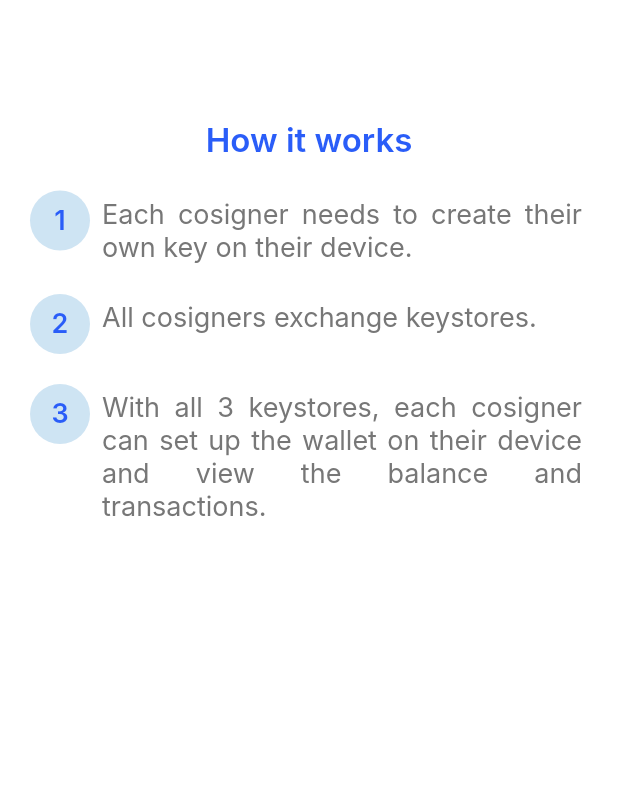
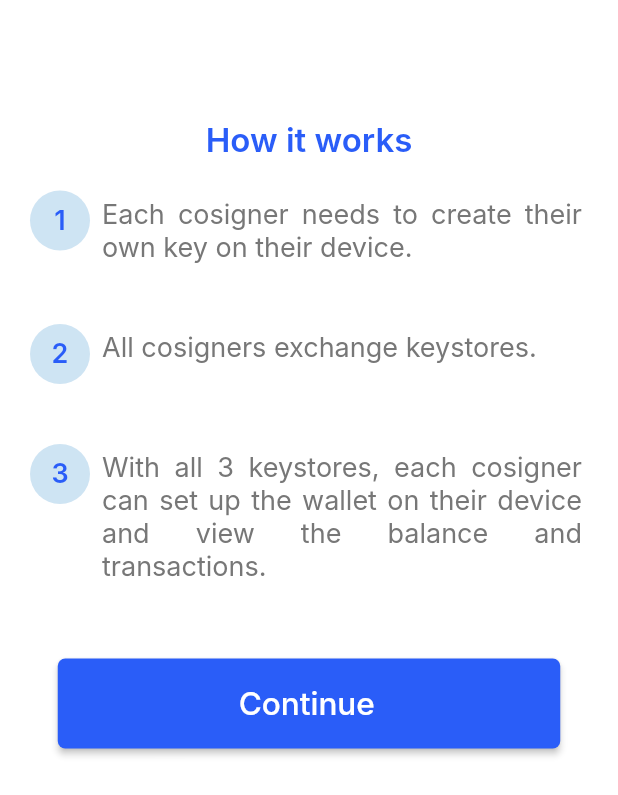
Before and after one commit to toshmanuel/co-sign, a Flutter app: the SetUpScreen screen opened by its route, on a phone screen of 412 x 824 dp. Shown: the top 795 px of the screen. Run offline on Flutter 3.47's test engine with Material 2 defaults, Android fonts, the phone set to English and light mode, and no system bars; our stand-ins replace flutter_svg, get; Roboto replaces fonts that are missing (Inter).

Commit message:
redesign intro screen

```diff
--- a/Frontend/lib/screens/home/set_up.dart
+++ b/Frontend/lib/screens/home/set_up.dart
@@ -19,7 +19,12 @@ class _SetUpScreenState extends State<SetUpScreen> {
         child: Padding(
           padding: const EdgeInsets.only(top: 80, right: 20, left: 20),
           child: Column(
+            mainAxisAlignment: MainAxisAlignment.spaceBetween,
             crossAxisAlignment: CrossAxisAlignment.center,
+            children: [
+              Column(
+                children: [
+                  Column(
                     children: [
                       Center(
                         child: Text(
@@ -29,8 +34,6 @@ class _SetUpScreenState extends State<SetUpScreen> {
                               fontWeight: FontWeight.w600),
                         ),
                       ),
-              Column(
-                children: [
                       Height20(),
                       Row(
                         crossAxisAlignment: CrossAxisAlignment.start,
@@ -53,7 +56,8 @@ class _SetUpScreenState extends State<SetUpScreen> {
                           ),
                           Container(
                             constraints: BoxConstraints(
-                            maxWidth: MediaQuery.of(context).size.width - 84),
+                                maxWidth:
+                                    MediaQuery.of(context).size.width - 84),
                             child: Padding(
                               padding: const EdgeInsets.only(left: 8, top: 5),
                               child: Text(
@@ -71,7 +75,7 @@ class _SetUpScreenState extends State<SetUpScreen> {
                   ),
                   Column(
                     children: [
-                  Height20(),
+                      Height40(),
                       Row(
                         crossAxisAlignment: CrossAxisAlignment.start,
                         children: [
@@ -106,7 +110,7 @@ class _SetUpScreenState extends State<SetUpScreen> {
                   ),
                   Column(
                     children: [
-                  Height20(),
+                      Height40(),
                       Row(
                         crossAxisAlignment: CrossAxisAlignment.start,
                         children: [
@@ -128,7 +132,8 @@ class _SetUpScreenState extends State<SetUpScreen> {
                           ),
                           Container(
                             constraints: BoxConstraints(
-                            maxWidth: MediaQuery.of(context).size.width - 84),
+                                maxWidth:
+                                    MediaQuery.of(context).size.width - 84),
                             child: Padding(
                               padding: const EdgeInsets.only(left: 8, top: 5),
                               child: Text(
@@ -144,7 +149,16 @@ class _SetUpScreenState extends State<SetUpScreen> {
                       ),
                     ],
                   ),
-
+                  Height50(),
+                ],
+              ),
+              CustomButton(
+                  onPressed: () {},
+                  text: Text('Continue',
+                      style: AppTextStyle.textSize21
+                          .copyWith(color: AppColors.whiteColor)),
+                  height: 60,
+                  width: 335),
             ],
           ),
         ),
```
Also changed, not shown: Frontend/lib/screens/home/multisig_setup.dart (added, +17 -0 lines). Lines whose indentation alone changed are shown as unchanged.
